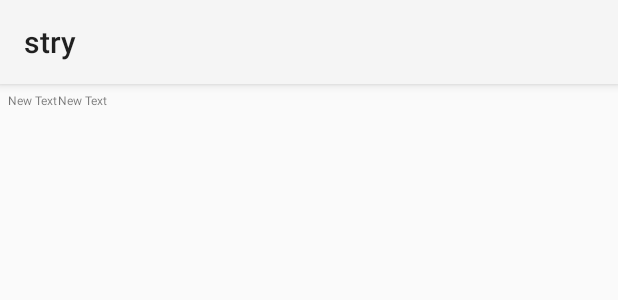
After one commit to zycs-hub/Phone, an Android app: the layout item.xml on its own in the app's theme, with its tools: preview values and no code run, on a phone screen of 412 x 824 dp. The commit adds this screen. Shown: the top 300 px of the screen. Run offline under Robolectric (Android 15) with nearby library versions, the phone set to English and light mode, and no system bars.

Commit message:
商城adapter完成

```diff
--- a/stry/app/src/main/java/com/example/zy/stry/MainActivity.java
+++ b/stry/app/src/main/java/com/example/zy/stry/MainActivity.java
@@ -120,7 +120,7 @@ public class MainActivity extends FragmentActivity {
         myAdapter = new TabsAdapter(getSupportFragmentManager());
 
         viewPager.setAdapter(myAdapter);
-        mIndicator.setViewPager(viewPager, 2);
+        mIndicator.setViewPager(viewPager, 0);
 
         mIndicator.setOnPageChangeListener(new ViewPager.OnPageChangeListener() {
 
--- a/stry/app/src/main/java/com/example/zy/stry/lib/Book.java
+++ b/stry/app/src/main/java/com/example/zy/stry/lib/BookOperarion.java
@@ -6,11 +6,11 @@ import org.json.JSONObject;
 /**
  * Created by wendy on 15-9-2.
  */
-public class Book {
+public class BookOperarion {
     private JSONParser jsonParser;
 
     // constructor
-    public Book() {
+    public BookOperarion() {
         jsonParser = new JSONParser();
     }
 
--- /dev/null
+++ b/stry/app/src/main/res/layout/item.xml
@@ -0,0 +1,35 @@
+<?xml version="1.0" encoding="utf-8"?>
+<LinearLayout xmlns:android="http://schemas.android.com/apk/res/android"
+    android:orientation="vertical"
+    android:layout_width="match_parent"
+    android:layout_height="match_parent"
+    android:padding="5dp"
+    android:weightSum="1">
+
+    <RelativeLayout
+        android:layout_width="match_parent"
+        android:layout_height="69dp">
+
+        <TextView
+            android:id="@+id/title"
+            android:layout_width="wrap_content"
+            android:layout_height="wrap_content"
+            android:text="New Text"
+            android:layout_alignParentTop="true"
+            android:layout_alignParentBottom="true"
+            android:layout_alignParentLeft="true"
+            android:textSize="@dimen/abc_action_bar_progress_bar_size" />
+
+        <TextView
+            android:id="@+id/price"
+            android:layout_width="wrap_content"
+            android:layout_height="wrap_content"
+            android:text="New Text"
+            android:layout_alignParentEnd="true"
+            android:layout_alignParentTop="true"
+            android:layout_alignParentBottom="true"
+            android:layout_alignParentRight="true"
+            android:layout_toEndOf="@id/title"
+            android:textSize="@dimen/abc_action_bar_progress_bar_size" />
+    </RelativeLayout>
+</LinearLayout>
```
Also changed, not shown: stry/app/src/main/java/com/example/zy/stry/ShopFragment.java (+33 -24 lines), stry/app/src/main/java/com/example/zy/stry/lib/DatabaseHandler.java (+26 -18 lines), stry/app/src/main/java/com/example/zy/stry/lib/ListAdapter.java (+34 -27 lines), 1 other file.
